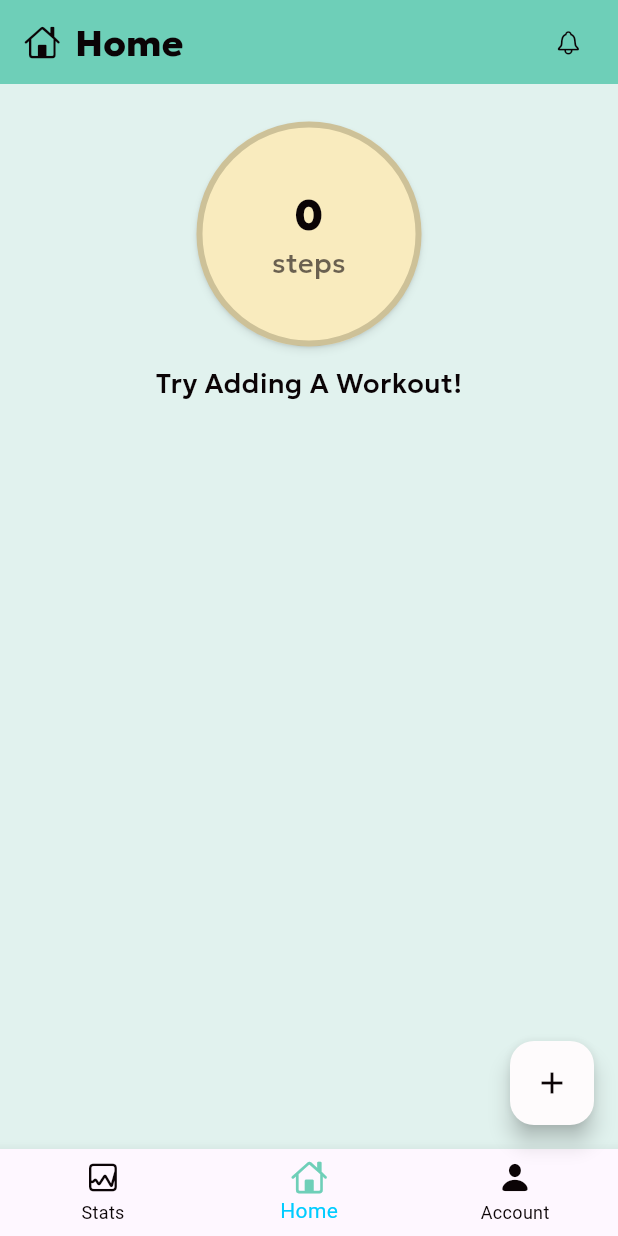
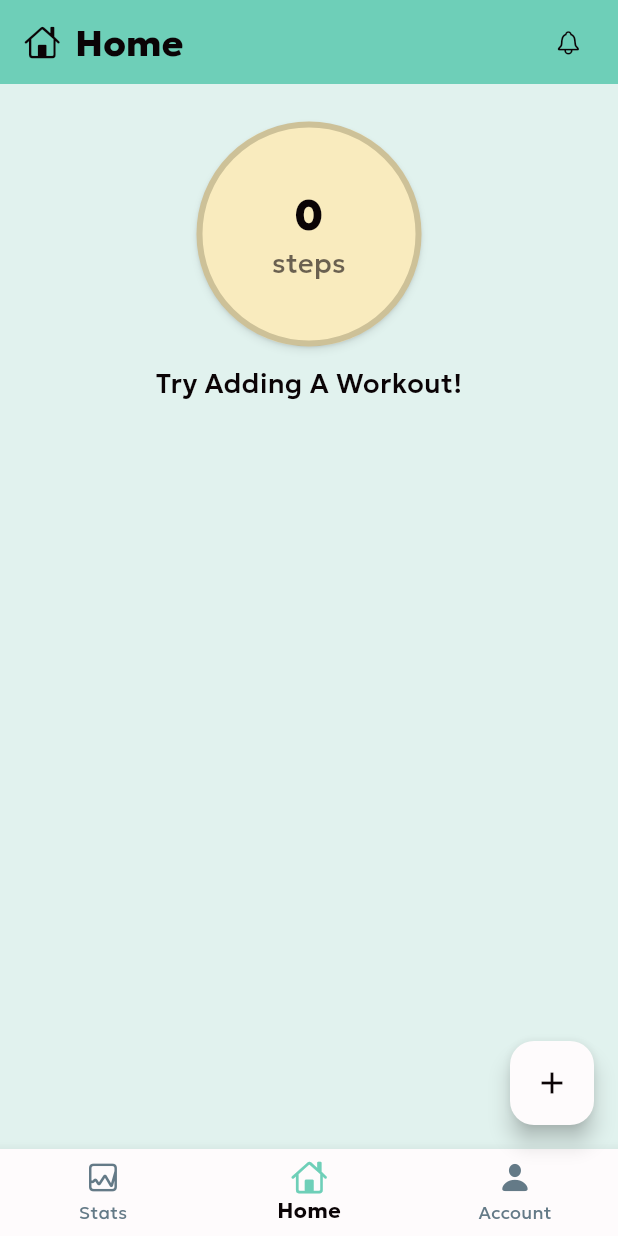
Before and after one commit to CSCI4100U/mobile-group-project-2023-mobile-devices, a Flutter app: the HomePage screen opened directly, on a phone screen of 412 x 824 dp. Run offline on Flutter 3.47's test engine with Material 3 defaults, Android fonts, the phone set to English and light mode, and no system bars; our stand-ins replace cloud_firestore, firebase_core, flutter_local_notifications, loading_animation_widget, pedometer and 2 more; missing offline and left inert: dart:ffi; accounts and stored records are empty; project files that could hold a hidden picture were left out.

Commit message:
Updated navbar to new style

```diff
--- a/elevar_fitness_tracker/lib/home_page/homepage.dart
+++ b/elevar_fitness_tracker/lib/home_page/homepage.dart
@@ -9,6 +9,7 @@ import 'package:elevar_fitness_tracker/home_page/page_bodies/workout_page/workou
 import 'package:flutter/material.dart';
 import 'package:elevar_fitness_tracker/materials/styles.dart';
 import 'package:flutter/cupertino.dart';
+import 'package:shared_preferences/shared_preferences.dart';
 import 'page_bodies/home_body.dart';
 import 'page_bodies/stats_body.dart';
 import 'page_bodies/account_body.dart';
@@ -36,31 +37,40 @@ class HomePageState extends State<HomePage> {
   @override
   Widget build(BuildContext context) {
     return Scaffold(
-      backgroundColor: AppStyles.backgroundColor(darkmode),
       bottomNavigationBar: BottomNavigationBar(
+        backgroundColor: AppStyles.backgroundColor(darkmode),
+        unselectedLabelStyle: const TextStyle(
+          fontFamily: 'Geologica'
+        ),
+        selectedLabelStyle: TextStyle(
+          fontFamily: 'Geologica',
+          color: AppStyles.primaryColor(darkmode),
+          fontWeight: FontWeight.w700
+        ),
         currentIndex: currentIndex,
         items: [
           BottomNavigationBarItem(
-            icon: Icon(CupertinoIcons.graph_square, color: AppStyles.textColor(darkmode)),
+            icon: const Icon(CupertinoIcons.graph_square),
             activeIcon: Icon(CupertinoIcons.graph_square, color: AppStyles.primaryColor(darkmode)),
             label: "Stats"
           ),
 
           BottomNavigationBarItem(
-            icon: Icon(CupertinoIcons.home, color: AppStyles.textColor(darkmode),),
+            icon: const Icon(CupertinoIcons.home),
             activeIcon: Icon(CupertinoIcons.home, color: AppStyles.primaryColor(darkmode)),
             label: "Home",
           ),
 
           BottomNavigationBarItem(
-            icon: Icon(CupertinoIcons.person_fill, color: AppStyles.textColor(darkmode)),
+            icon: const Icon(CupertinoIcons.person_fill),
             activeIcon: Icon(CupertinoIcons.person_fill, color: AppStyles.primaryColor(darkmode)),
             label: "Account",
           )
         ],
         type: BottomNavigationBarType.fixed,
-        selectedItemColor: AppStyles.highlightColor(darkmode),
-        unselectedItemColor: AppStyles.textColor(darkmode),
+        selectedItemColor: AppStyles.textColor(darkmode),
+        unselectedItemColor: AppStyles.accentColor(darkmode),
+        unselectedIconTheme: IconThemeData(color: AppStyles.accentColor(darkmode)),
         onTap: (value) {
           setState(() {
             currentIndex = value;
```
